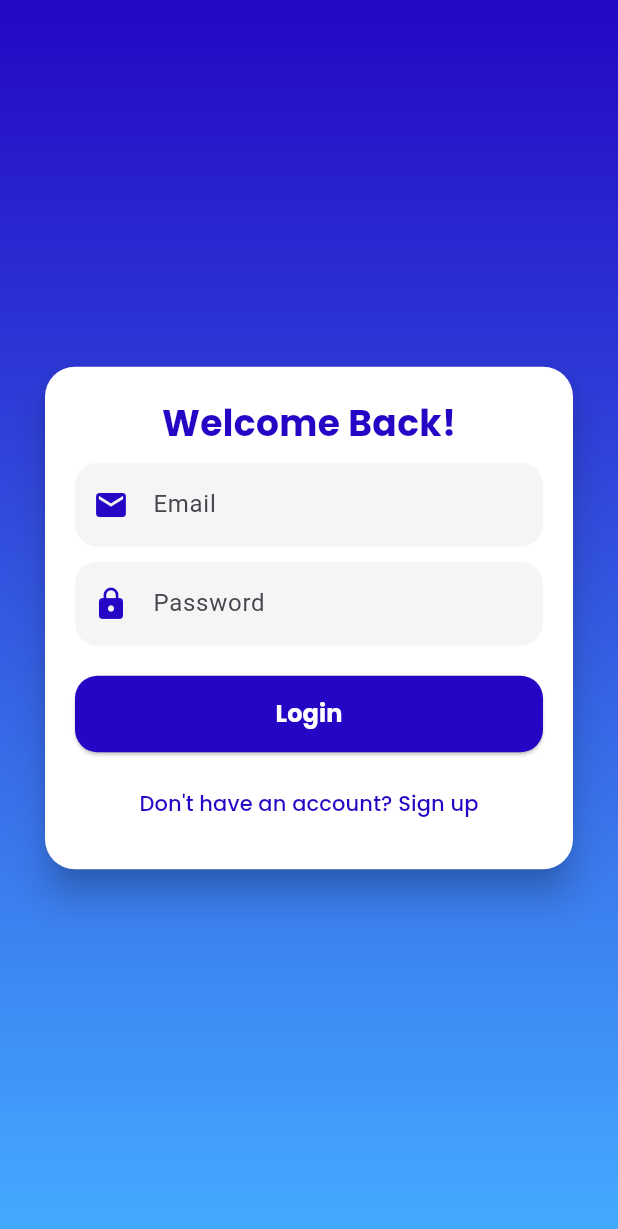
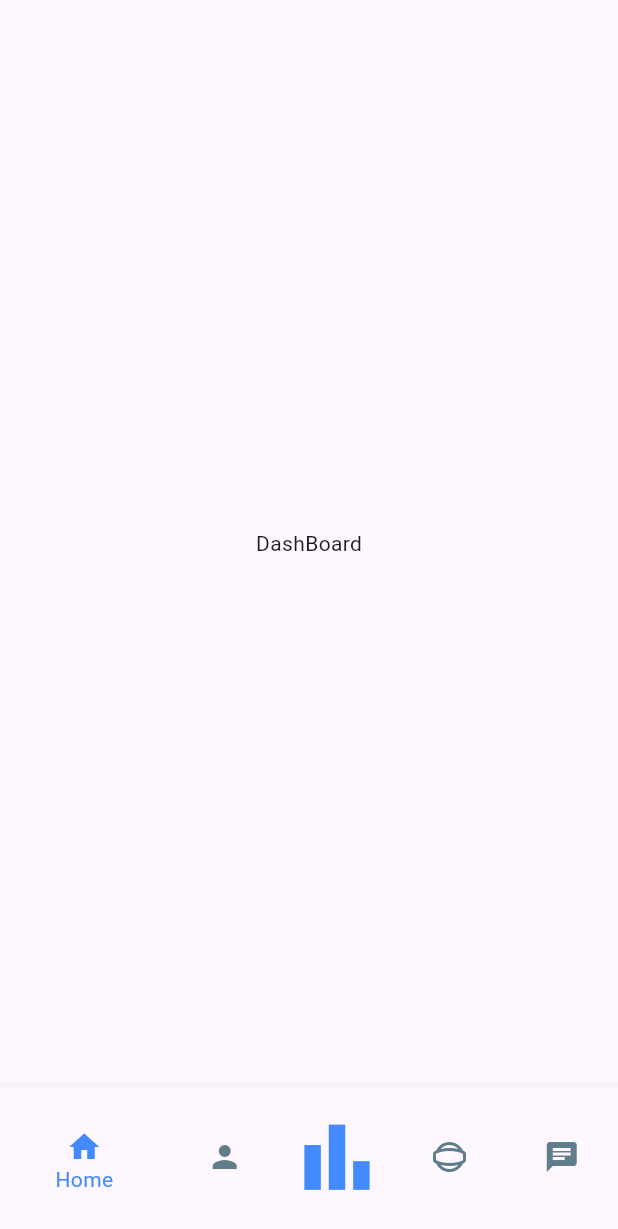
Before and after one commit to chalindu19/NOVALITH, a Flutter app: the screen it shows after launch, after a tap on "Login", on a phone screen of 412 x 824 dp. Shown: the top 1229 px of the screen. Run offline on Flutter 3.47's test engine with Material 3 defaults, Android fonts, the phone set to English and light mode, and no system bars; our stand-ins replace google_fonts.

Commit message:
Add Navigation bar

```diff
--- /dev/null
+++ b/Software/novalith/lib/Pages/homepage.dart
@@ -0,0 +1,66 @@
+import 'package:flutter/material.dart';
+import 'package:novalith/navigations/aiAgent.dart';
+import 'package:novalith/navigations/chat.dart';
+import 'package:novalith/navigations/dashboard.dart';
+import 'package:novalith/navigations/profile.dart';
+import 'package:novalith/navigations/stats.dart';
+
+class Homepage extends StatefulWidget {
+  const Homepage({super.key});
+
+  @override
+  State<Homepage> createState() => _HomepageState();
+}
+
+class _HomepageState extends State<Homepage> {
+  var _currentIndex = 0;
+  @override
+  Widget build(BuildContext context) {
+    final List<Widget> pages = [
+      const Dashboard(),
+      const Profile(),
+      const Stats(),
+      const Aiagent(),
+      const Chat(),
+    ];
+    return Scaffold(
+      bottomNavigationBar: BottomNavigationBar(
+        currentIndex: _currentIndex,
+        selectedItemColor: Colors.blueAccent,
+        unselectedItemColor: Colors.blueGrey,
+        onTap: (index) {
+          setState(() {
+            _currentIndex = index;
+          });
+        },
+        items: const [
+          BottomNavigationBarItem(
+            icon: Icon(Icons.home),
+            label: "Home",
+          ),
+          BottomNavigationBarItem(
+            icon: Icon(Icons.person),
+            label: "Profile",
+          ),
+          BottomNavigationBarItem(
+            icon: Icon(
+              Icons.bar_chart,
+              color: Colors.blueAccent,
+              size: 65,
+            ),
+            label: "Stats",
+          ),
+          BottomNavigationBarItem(
+            icon: Icon(Icons.panorama_photosphere_outlined),
+            label: "Ai Agent",
+          ),
+          BottomNavigationBarItem(
+            icon: Icon(Icons.chat),
+            label: "Chat",
+          ),
+        ],
+      ),
+      body: pages[_currentIndex],
+    );
+  }
+}
--- a/Software/novalith/lib/Pages/loginpage.dart
+++ b/Software/novalith/lib/Pages/loginpage.dart
@@ -1,5 +1,6 @@
 import 'package:flutter/material.dart';
 import 'package:google_fonts/google_fonts.dart';
+import 'package:novalith/Pages/homepage.dart';
 
 class LoginPage extends StatefulWidget {
   const LoginPage({super.key});
@@ -109,7 +110,7 @@ class _LoginPageState extends State<LoginPage> with SingleTickerProviderStateMix
                         width: double.infinity,
                         child: ElevatedButton(
                           onPressed: () {
-                            //Navigator.push(context, MaterialPageRoute(builder: (context)=> const Homepage()));
+                            Navigator.push(context, MaterialPageRoute(builder: (context)=> const Homepage()));
                           },
                           style: ElevatedButton.styleFrom(
                             padding: const EdgeInsets.symmetric(vertical: 14),
--- /dev/null
+++ b/Software/novalith/lib/navigations/dashboard.dart
@@ -0,0 +1,19 @@
+import 'package:flutter/material.dart';
+
+class Dashboard extends StatefulWidget {
+  const Dashboard({super.key});
+
+  @override
+  State<Dashboard> createState() => _DashboardState();
+}
+
+class _DashboardState extends State<Dashboard> {
+  @override
+  Widget build(BuildContext context) {
+    return const Scaffold(
+      body: Center(
+        child: Text("DashBoard"),
+      ),
+    );
+  }
+}
```
Also changed, not shown: Software/novalith/lib/navigations/aiAgent.dart (added, +19 -0 lines), Software/novalith/lib/navigations/chat.dart (added, +19 -0 lines), Software/novalith/lib/navigations/profile.dart (added, +19 -0 lines), Software/novalith/lib/navigations/stats.dart (added, +19 -0 lines).
